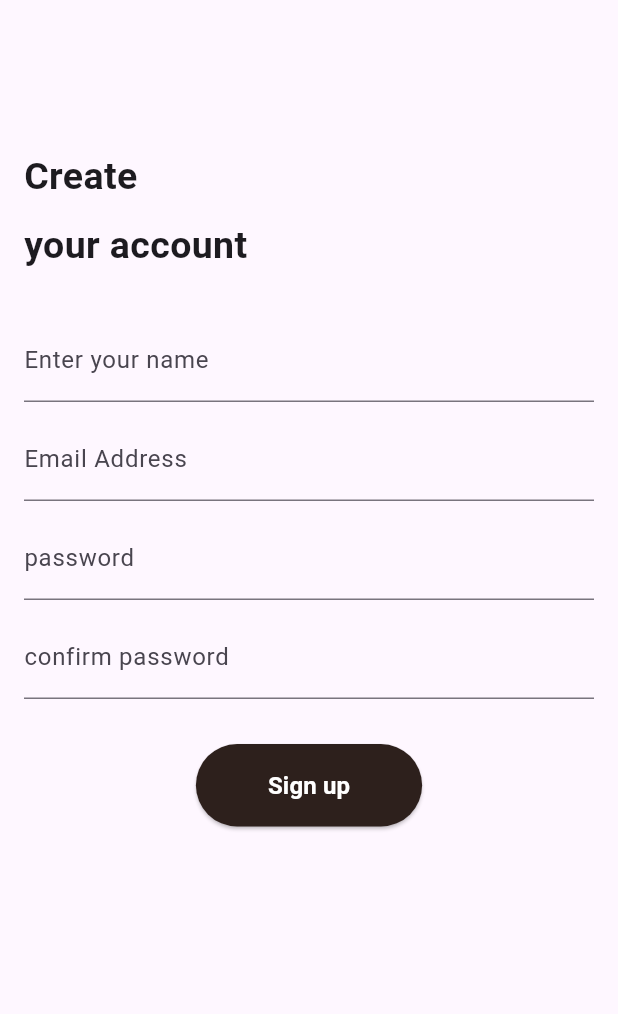
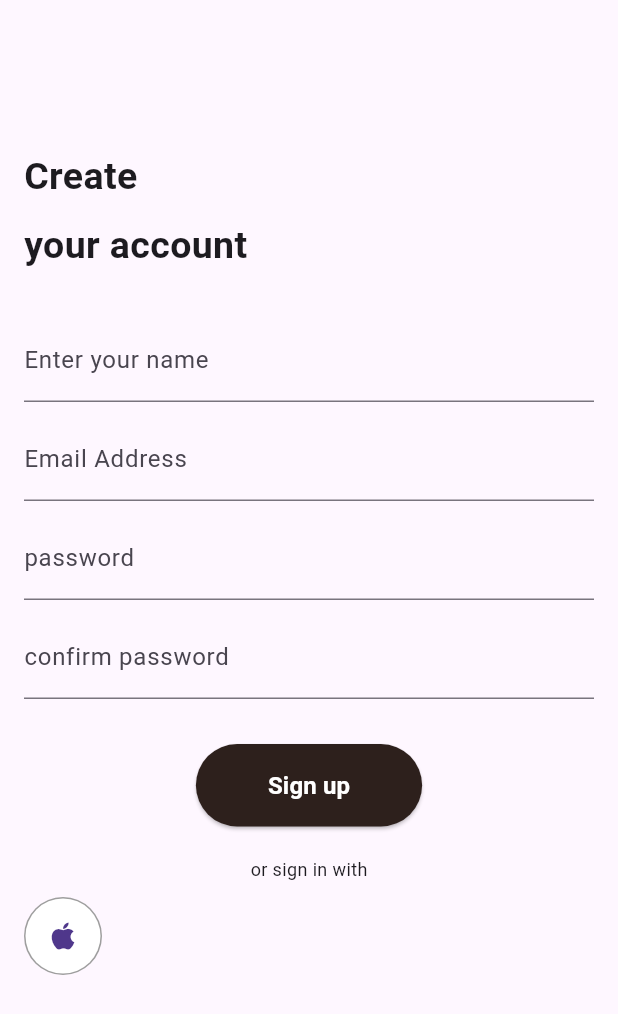
Before and after one commit to yousefmohamed35/FluxStore, a Flutter app: the SignUpView screen opened by its route, on a phone screen of 412 x 824 dp. Shown: the top 1014 px of the screen. Run offline on Flutter 3.47's test engine with Material 3 defaults, Android fonts, the light colour scheme and no system bars; our stand-ins replace animate_do, flutter_bloc, get_it, go_router, shared_preferences; accounts and stored records are empty.

Commit message:
create custom social icon

```diff
--- a/lib/features/Auth/presentation/view/sign_up_view.dart
+++ b/lib/features/Auth/presentation/view/sign_up_view.dart
@@ -1,6 +1,7 @@
 import 'package:flutter/material.dart';
 import 'package:fluxstore/core/utils/styles.dart';
 import 'package:fluxstore/features/Auth/presentation/view/widgets/custom_auth_button.dart';
+import 'package:fluxstore/features/Auth/presentation/view/widgets/custom_social_icon.dart';
 
 class SignUpView extends StatelessWidget {
   const SignUpView({super.key});
@@ -26,16 +27,17 @@ class SignUpView extends StatelessWidget {
             SizedBox(height: 10),
             CustomTextField(text: 'confirm password'),
             SizedBox(height: 30),
-            Center(
-              child: CustomAuthButton(),
-            ),
+            Center(child: CustomAuthButton()),
+            SizedBox(height: 20),
+            Center(child: Text('or sign in with', style: Styles.textStyle12)),
+            SizedBox(height: 10),
+            CustomSocialIcon(),
           ],
         ),
       ),
     );
   }
 }
-
 
 
 class CustomTextField extends StatelessWidget {
--- /dev/null
+++ b/lib/features/Auth/presentation/view/widgets/custom_social_icon.dart
@@ -0,0 +1,20 @@
+import 'package:flutter/material.dart';
+
+class CustomSocialIcon extends StatelessWidget {
+  const CustomSocialIcon({super.key});
+
+  @override
+  Widget build(BuildContext context) {
+    return CircleAvatar(
+      backgroundColor: Colors.grey,
+      radius: 26,
+
+      child: CircleAvatar(
+        backgroundColor: Colors.white,
+
+        radius: 25,
+        child: Icon(Icons.apple),
+      ),
+    );
+  }
+}
```
